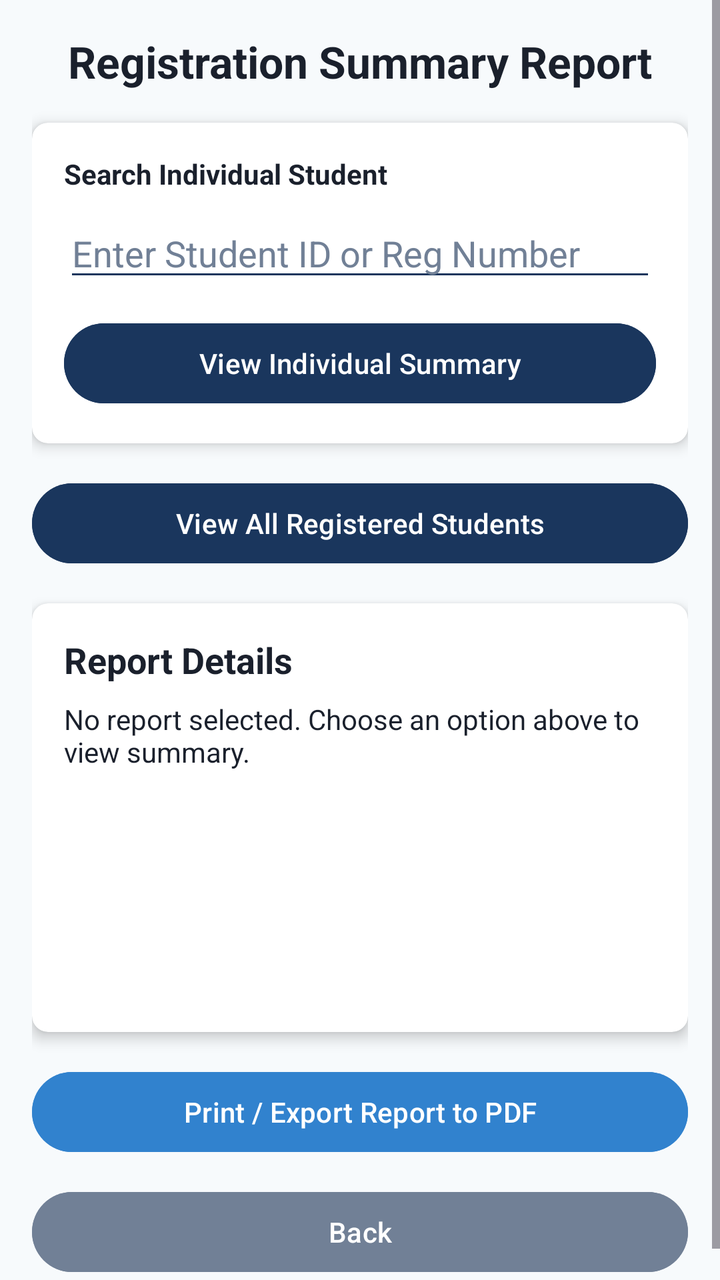
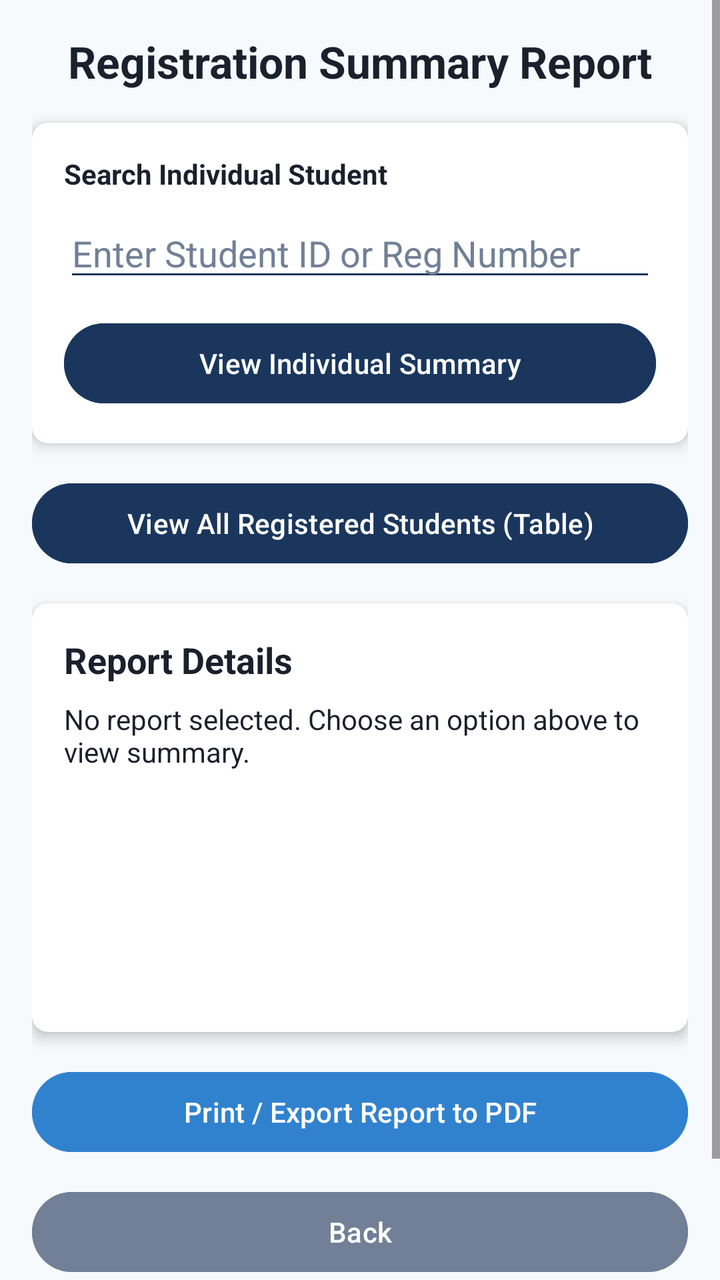

Before-and-after screenshots of an Android layout around one commit, followed by the original layout XML and the change that was made.
<!-- AndroidManifest.xml: application theme Theme.UniversityRegistrationApp -->
<!-- res/layout/activity_summary.xml -->
<?xml version="1.0" encoding="utf-8"?>
<ScrollView xmlns:android="http://schemas.android.com/apk/res/android"
    xmlns:app="http://schemas.android.com/apk/res-auto"
    xmlns:tools="http://schemas.android.com/tools"
    android:layout_width="match_parent"
    android:layout_height="match_parent"
    android:background="@color/background_light"
    android:fillViewport="true"
    tools:context=".activities.SummaryActivity">

    <LinearLayout
        android:layout_width="match_parent"
        android:layout_height="wrap_content"
        android:orientation="vertical"
        android:padding="16dp">

        
        <TextView
            android:layout_width="match_parent"
            android:layout_height="wrap_content"
            android:text="Registration Summary Report"
            android:textColor="@color/text_dark"
            android:textSize="22sp"
            android:textStyle="bold"
            android:gravity="center"
            android:layout_marginBottom="16dp" />

        
        <androidx.cardview.widget.CardView
            android:layout_width="match_parent"
            android:layout_height="wrap_content"
            app:cardBackgroundColor="@color/card_white"
            app:cardCornerRadius="8dp"
            app:cardElevation="4dp"
            android:layout_marginBottom="16dp">

            <LinearLayout
                android:layout_width="match_parent"
                android:layout_height="wrap_content"
                android:orientation="vertical"
                android:padding="16dp">

                <TextView
                    android:layout_width="wrap_content"
                    android:layout_height="wrap_content"
                    android:text="Search Individual Student"
                    android:textColor="@color/text_dark"
                    android:textStyle="bold"
                    android:layout_marginBottom="8dp" />

                <EditText
                    android:id="@+id/etSearchStudentId"
                    android:layout_width="match_parent"
                    android:layout_height="wrap_content"
                    android:hint="Enter Student ID or Reg Number"
                    android:inputType="text"
                    android:backgroundTint="@color/primary_blue"
                    android:textColor="@color/text_dark"
                    android:textColorHint="@color/text_muted"
                    android:layout_marginBottom="12dp" />

                <Button
                    android:id="@+id/btnViewIndividual"
                    android:layout_width="match_parent"
                    android:layout_height="wrap_content"
                    android:text="View Individual Summary"
                    android:backgroundTint="@color/primary_blue"
                    android:textColor="@color/card_white" />

            </LinearLayout>
        </androidx.cardview.widget.CardView>

        
        <Button
            android:id="@+id/btnViewAll"
            android:layout_width="match_parent"
            android:layout_height="wrap_content"
            android:text="View All Registered Students"
            android:backgroundTint="@color/primary_blue"
            android:textColor="@color/card_white"
            android:layout_marginBottom="16dp" />

        
        <androidx.cardview.widget.CardView
            android:layout_width="match_parent"
            android:layout_height="wrap_content"
            app:cardBackgroundColor="@color/card_white"
            app:cardCornerRadius="8dp"
            app:cardElevation="4dp"
            android:layout_marginBottom="16dp">

            <LinearLayout
                android:layout_width="match_parent"
                android:layout_height="wrap_content"
                android:orientation="vertical"
                android:padding="16dp">

                <TextView
                    android:layout_width="wrap_content"
                    android:layout_height="wrap_content"
                    android:text="Report Details"
                    android:textColor="@color/text_dark"
                    android:textStyle="bold"
                    android:textSize="18sp"
                    android:layout_marginBottom="8dp" />

                <TextView
                    android:id="@+id/tvSummaryContent"
                    android:layout_width="match_parent"
                    android:layout_height="wrap_content"
                    android:text="No report selected. Choose an option above to view summary."
                    android:textColor="@color/text_dark"
                    android:textSize="14sp"
                    android:minHeight="150dp" />

            </LinearLayout>
        </androidx.cardview.widget.CardView>

        
        <Button
            android:id="@+id/btnPrintReport"
            android:layout_width="match_parent"
            android:layout_height="wrap_content"
            android:text="Print / Export Report to PDF"
            android:backgroundTint="@color/accent_sky_blue"
            android:textColor="@color/card_white"
            android:layout_marginBottom="12dp" />

        
        <Button
            android:id="@+id/btnBack"
            android:layout_width="match_parent"
            android:layout_height="wrap_content"
            android:text="Back"
            android:backgroundTint="@color/text_muted"
            android:textColor="@color/card_white" />

    </LinearLayout>
</ScrollView>
<!-- resources referenced by this layout -->
<resources>
  <color name="accent_sky_blue">#3182CE</color>
  <color name="background_light">#F7FAFC</color>
  <color name="card_white">#FFFFFF</color>
  <color name="primary_blue">#1A365D</color>
  <color name="text_dark">#1A202C</color>
  <color name="text_muted">#718096</color>
  <style name="Theme.UniversityRegistrationApp" parent="Base.Theme.UniversityRegistrationApp" />
  <style name="Base.Theme.UniversityRegistrationApp" parent="Theme.Material3.DayNight.NoActionBar">
          
          
      </style>
</resources>

<!-- the commit's change to res/layout/activity_summary.xml (unified diff, before → after) -->
@@ -75,7 +75,7 @@
             android:id="@+id/btnViewAll"
             android:layout_width="match_parent"
             android:layout_height="wrap_content"
-            android:text="View All Registered Students"
+            android:text="View All Registered Students (Table)"
             android:backgroundTint="@color/primary_blue"
             android:textColor="@color/card_white"
             android:layout_marginBottom="16dp" />
@@ -133,7 +133,20 @@
             android:layout_height="wrap_content"
             android:text="Back"
             android:backgroundTint="@color/text_muted"
-            android:textColor="@color/card_white" />
+            android:textColor="@color/card_white"
+            android:layout_marginBottom="16dp" />
+
+        
+        <TextView
+            android:id="@+id/tvFooterTagline"
+            android:layout_width="match_parent"
+            android:layout_height="wrap_content"
+            android:text="USIU Africa - Education to take you places"
+            android:textColor="@color/text_muted"
+            android:textSize="14sp"
+            android:textStyle="italic"
+            android:gravity="center"
+            android:layout_marginBottom="16dp" />
 
     </LinearLayout>
 </ScrollView>
